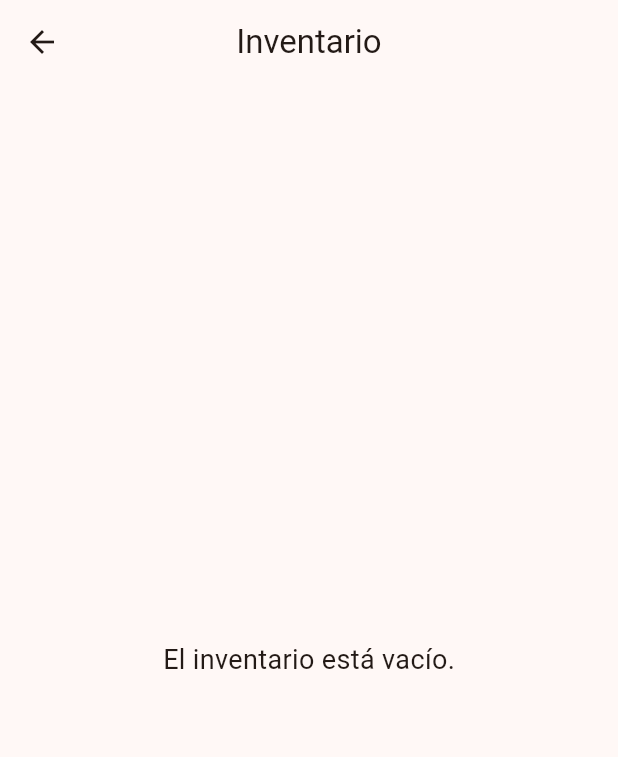
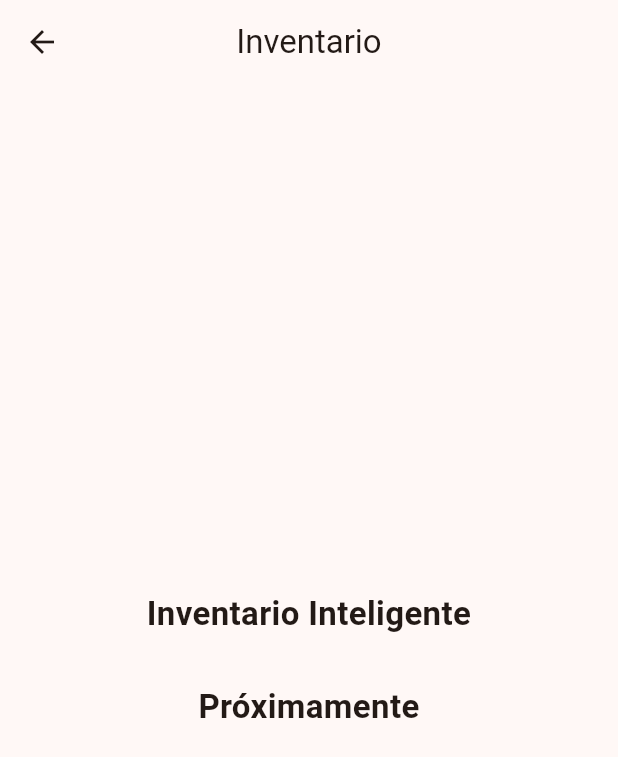
Before and after one commit to luiscarballoag-commits/controlpan, a Flutter app: the screen it shows after launch, after a tap on "Inventario", on a phone screen of 412 x 824 dp. Shown: the top 757 px of the screen. Run offline on Flutter 3.47's test engine with Material 3 defaults, Android fonts, the phone set to English and light mode, and no system bars; our stand-ins replace hive, hive_flutter; accounts and stored records are empty.

Commit message:
Integración del banner oficial y avance del Inventario Inteligente

```diff
--- a/lib/main.dart
+++ b/lib/main.dart
@@ -1,7 +1,23 @@
 import 'package:flutter/material.dart';
+import 'package:hive_flutter/hive_flutter.dart';
+
+import 'models/ingredient_catalog.dart';
 import 'screens/dashboard_page.dart';
 
-void main() {
+Future<void> main() async {
+  WidgetsFlutterBinding.ensureInitialized();
+
+  await Hive.initFlutter();
+
+  Hive.registerAdapter(IngredientCatalogAdapter());
+
+  await Hive.openBox<IngredientCatalog>('ingredients');
+  await Hive.openBox('recipes');
+  await Hive.openBox('inventory');
+  await Hive.openBox('productions');
+  await Hive.openBox('costs');
+  await Hive.openBox('settings');
+
   runApp(const ControlPanApp());
 }
 
--- a/lib/screens/dashboard_page.dart
+++ b/lib/screens/dashboard_page.dart
@@ -1,7 +1,6 @@
 import 'package:flutter/material.dart';
 import 'new_production_page.dart';
 import 'recipes_page.dart';
-import 'ingredients_page.dart';
 import 'inventory_page.dart';
 
 class DashboardPage extends StatelessWidget {
@@ -14,7 +13,9 @@ class DashboardPage extends StatelessWidget {
       appBar: AppBar(
         title: const Text(
           'ControlPan',
-          style: TextStyle(fontWeight: FontWeight.bold),
+          style: TextStyle(
+            fontWeight: FontWeight.bold,
+          ),
         ),
         centerTitle: true,
         backgroundColor: const Color(0xFF8D6E63),
@@ -24,30 +25,38 @@ class DashboardPage extends StatelessWidget {
         padding: const EdgeInsets.all(16),
         child: Column(
           children: [
-            ClipOval(
-              child: Image.asset(
-                'assets/images/controlpan_logo.jpg',
-                width: 110,
-                height: 110,
-                fit: BoxFit.cover,
+
+            Container(
+              decoration: BoxDecoration(
+                borderRadius: BorderRadius.circular(18),
+                boxShadow: const [
+                  BoxShadow(
+                    color: Colors.black26,
+                    blurRadius: 10,
+                    offset: Offset(0, 4),
+                  ),
+                ],
+              ),
+              child: ClipRRect(
+                borderRadius: BorderRadius.circular(18),
+                child: Image.asset(
+                  'assets/images/dashboard_banner.png',
+                  width: double.infinity,
+                  height: 170,
+                  fit: BoxFit.cover,
+                ),
               ),
             ),
-            const SizedBox(height: 16),
-            const Text(
-              "La forma inteligente de gestionar tu panadería",
-              textAlign: TextAlign.center,
-              style: TextStyle(
-                fontSize: 22,
-                fontWeight: FontWeight.bold,
-              ),
-            ),
+
             const SizedBox(height: 25),
+
             Expanded(
               child: GridView.count(
                 crossAxisCount: 2,
                 crossAxisSpacing: 15,
                 mainAxisSpacing: 15,
                 children: [
+
                   DashboardCard(
                     icon: Icons.add_circle_outline,
                     title: "Nueva Producción",
@@ -55,11 +64,13 @@ class DashboardPage extends StatelessWidget {
                       Navigator.push(
                         context,
                         MaterialPageRoute(
-                          builder: (_) => const NewProductionPage(),
+                          builder: (_) =>
+                              const NewProductionPage(),
                         ),
                       );
                     },
                   ),
+
                   DashboardCard(
                     icon: Icons.menu_book_outlined,
                     title: "Mis Recetas",
@@ -67,23 +78,13 @@ class DashboardPage extends StatelessWidget {
                       Navigator.push(
                         context,
                         MaterialPageRoute(
-                          builder: (_) => const RecipesPage(),
+                          builder: (_) =>
+                              const RecipesPage(),
                         ),
                       );
                     },
                   ),
-                  DashboardCard(
-                    icon: Icons.inventory,
-                    title: "Ingredientes",
-                    onTap: () {
-                      Navigator.push(
-                        context,
-                        MaterialPageRoute(
-                          builder: (_) => const IngredientsPage(),
-                        ),
-                      );
-                    },
-                  ),
+
                   DashboardCard(
                     icon: Icons.inventory_2_outlined,
                     title: "Inventario",
@@ -91,29 +92,35 @@ class DashboardPage extends StatelessWidget {
                       Navigator.push(
                         context,
                         MaterialPageRoute(
-                          builder: (_) => const InventoryPage(),
+                          builder: (_) =>
+                              const InventoryPage(),
                         ),
                       );
                     },
                   ),
+
                   DashboardCard(
                     icon: Icons.attach_money,
                     title: "Costos",
                     onTap: () {},
                   ),
+
                   DashboardCard(
                     icon: Icons.bar_chart,
                     title: "Reportes",
                     onTap: () {},
                   ),
+
                   DashboardCard(
                     icon: Icons.settings,
                     title: "Configuración",
                     onTap: () {},
                   ),
+
                 ],
               ),
             ),
+
           ],
         ),
       ),
@@ -148,7 +155,7 @@ class DashboardCard extends StatelessWidget {
           children: [
             Icon(
               icon,
-              size: 48,
+              size: 42,
               color: const Color(0xFF8D6E63),
             ),
             const SizedBox(height: 12),
@@ -156,8 +163,8 @@ class DashboardCard extends StatelessWidget {
               title,
               textAlign: TextAlign.center,
               style: const TextStyle(
-                fontSize: 17,
                 fontWeight: FontWeight.bold,
+                fontSize: 16,
               ),
             ),
           ],
--- a/lib/screens/inventory_page.dart
+++ b/lib/screens/inventory_page.dart
@@ -1,68 +1,25 @@
 import 'package:flutter/material.dart';
-import '../services/inventory_service.dart';
 
-class InventoryPage extends StatefulWidget {
+class InventoryPage extends StatelessWidget {
   const InventoryPage({super.key});
 
   @override
-  State<InventoryPage> createState() => _InventoryPageState();
-}
-
-class _InventoryPageState extends State<InventoryPage> {
-  final InventoryService inventoryService = InventoryService();
-
-  @override
   Widget build(BuildContext context) {
-    final items = inventoryService.getAllItems();
-
     return Scaffold(
       appBar: AppBar(
         title: const Text("Inventario"),
         centerTitle: true,
       ),
-      body: items.isEmpty
-          ? const Center(
-              child: Text(
-                "El inventario está vacío.",
-                style: TextStyle(fontSize: 18),
-              ),
-            )
-          : ListView.builder(
-              itemCount: items.length,
-              itemBuilder: (context, index) {
-                final item = items[index];
-
-                return Card(
-                  margin: const EdgeInsets.symmetric(
-                    horizontal: 12,
-                    vertical: 6,
-                  ),
-                  child: ListTile(
-                    leading: CircleAvatar(
-                      backgroundColor:
-                          item.isLowStock ? Colors.red : Colors.green,
-                      child: const Icon(
-                        Icons.inventory_2,
-                        color: Colors.white,
-                      ),
-                    ),
-                    title: Text(item.ingredientName),
-                    subtitle: Text(
-                      "Existencia: ${item.stock} ${item.unit}",
-                    ),
-                    trailing: item.isLowStock
-                        ? const Icon(
-                            Icons.warning,
-                            color: Colors.red,
-                          )
-                        : const Icon(
-                            Icons.check_circle,
-                            color: Colors.green,
-                          ),
-                  ),
-                );
-              },
-            ),
+      body: const Center(
+        child: Text(
+          "Inventario Inteligente\n\nPróximamente",
+          textAlign: TextAlign.center,
+          style: TextStyle(
+            fontSize: 22,
+            fontWeight: FontWeight.bold,
+          ),
+        ),
+      ),
     );
   }
 }
--- a/pubspec.yaml
+++ b/pubspec.yaml
@@ -13,12 +13,18 @@ dependencies:
 
   cupertino_icons: ^1.0.8
 
+  hive: ^2.2.3
+  hive_flutter: ^1.1.0
+
 dev_dependencies:
   flutter_test:
     sdk: flutter
 
   flutter_lints: ^6.0.0
 
+  build_runner: ^2.4.13
+  hive_generator: ^2.0.1
+
 flutter:
   uses-material-design: true
 
```
Also changed, not shown: lib/models/ingredient_catalog.dart (+14 -17 lines), lib/screens/ingredient_editor_page.dart (+46 -4 lines), lib/screens/inventory_entry_page.dart (added, +175 -0 lines), lib/services/ingredient_service.dart (+14 -34 lines), assets/images/dashboard_banner.png (added), lib/models/ingredient_catalog.g.dart (added), pubspec.lock, 2 other files.
